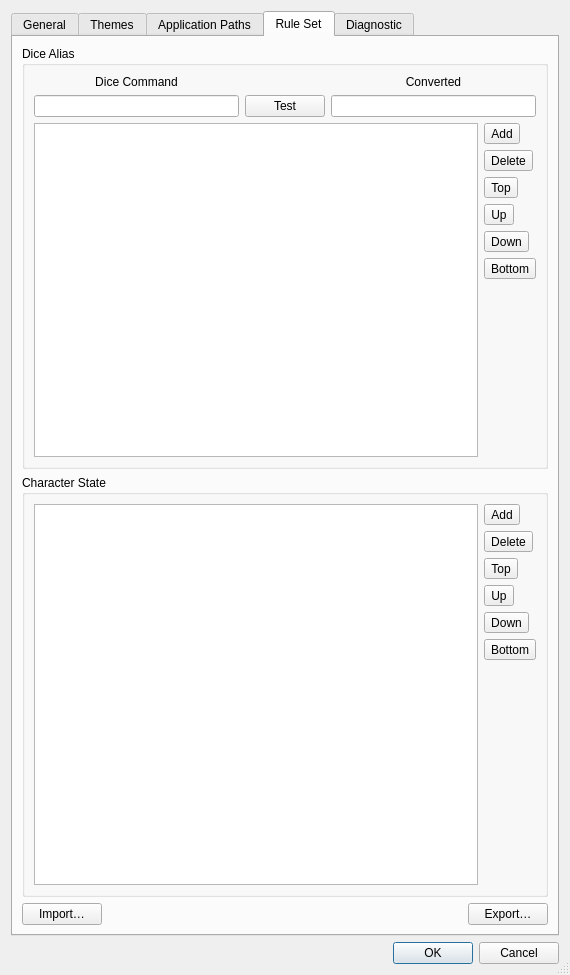
Above: core/src/preferences/preferencesdialogbox.ui from Rolisteam/rolisteam before the change. Below: the same form after it.
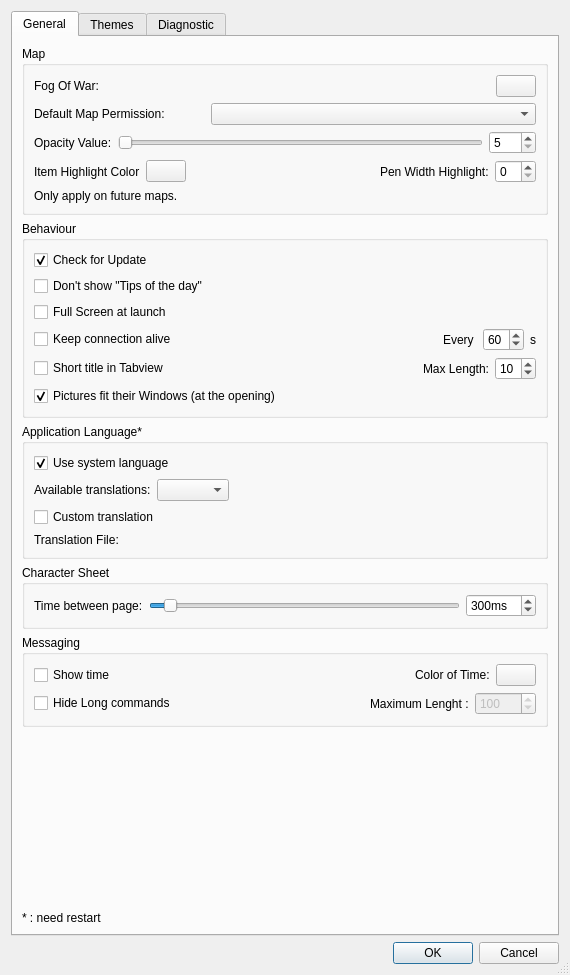
That is the form after the change. The open tabs and pages were chosen to show the change. Icons and pictures are not drawn. Custom widgets are drawn as their Qt base class.

Commit message: [core] update preferences. Remove dice and states

The edit to the form file:
```diff
--- a/core/src/preferences/preferencesdialogbox.ui
+++ b/core/src/preferences/preferencesdialogbox.ui
@@ -859,502 +859,6 @@
        </item>
       </layout>
      </widget>
-     <widget class="QWidget" name="tabWidgetPage3">
-      <attribute name="title">
-       <string>Application Paths</string>
-      </attribute>
-      <layout class="QHBoxLayout" name="horizontalLayout_3">
-       <item>
-        <widget class="QGroupBox" name="groupBox_3">
-         <property name="title">
-          <string>Directories</string>
-         </property>
-         <layout class="QVBoxLayout" name="verticalLayout_19">
-          <item>
-           <layout class="QHBoxLayout" name="horizontalLayout_2" stretch="0,1">
-            <item>
-             <layout class="QVBoxLayout" name="verticalLayout">
-              <item>
-               <widget class="QLabel" name="label_2">
-                <property name="text">
-                 <string>Music Player 1 :</string>
-                </property>
-               </widget>
-              </item>
-              <item>
-               <widget class="QLabel" name="label_3">
-                <property name="text">
-                 <string>Music Player 2 :</string>
-                </property>
-               </widget>
-              </item>
-              <item>
-               <widget class="QLabel" name="label_32">
-                <property name="text">
-                 <string>Music Player 3 :</string>
-                </property>
-               </widget>
-              </item>
-              <item>
-               <widget class="QLabel" name="label_4">
-                <property name="text">
-                 <string>Pictures :</string>
-                </property>
-               </widget>
-              </item>
-              <item>
-               <widget class="QLabel" name="label_5">
-                <property name="text">
-                 <string>Map :</string>
-                </property>
-               </widget>
-              </item>
-              <item>
-               <widget class="QLabel" name="label_6">
-                <property name="text">
-                 <string>Scenarios :</string>
-                </property>
-               </widget>
-              </item>
-              <item>
-               <widget class="QLabel" name="label_7">
-                <property name="text">
-                 <string>Minutes :</string>
-                </property>
-               </widget>
-              </item>
-              <item>
-               <widget class="QLabel" name="label_8">
-                <property name="text">
-                 <string>Chat :</string>
-                </property>
-               </widget>
-              </item>
-              <item>
-               <widget class="QLabel" name="label_22">
-                <property name="text">
-                 <string>Character Sheet:</string>
-                </property>
-               </widget>
-              </item>
-             </layout>
-            </item>
-            <item>
-             <layout class="QVBoxLayout" name="verticalLayout_2">
-              <item>
-               <widget class="FileDirChooser" name="m_musicDirPath" native="true"/>
-              </item>
-              <item>
-               <widget class="FileDirChooser" name="m_musicDirPath2" native="true"/>
-              </item>
-              <item>
-               <widget class="FileDirChooser" name="m_musicDirPath3" native="true"/>
-              </item>
-              <item>
-               <widget class="FileDirChooser" name="m_pictureDir" native="true"/>
-              </item>
-              <item>
-               <widget class="FileDirChooser" name="m_mapDir" native="true"/>
-              </item>
-              <item>
-               <widget class="FileDirChooser" name="m_scenarioDir" native="true"/>
-              </item>
-              <item>
-               <widget class="FileDirChooser" name="m_minuteDir" native="true"/>
-              </item>
-              <item>
-               <widget class="FileDirChooser" name="m_chatDir" native="true"/>
-              </item>
-              <item>
-               <widget class="FileDirChooser" name="m_characterSheetDir" native="true"/>
-              </item>
-             </layout>
-            </item>
-           </layout>
-          </item>
-          <item>
-           <spacer name="verticalSpacer_2">
-            <property name="orientation">
-             <enum>Qt::Vertical</enum>
-            </property>
-            <property name="sizeHint" stdset="0">
-             <size>
-              <width>20</width>
-              <height>314</height>
-             </size>
-            </property>
-           </spacer>
-          </item>
-         </layout>
-        </widget>
-       </item>
-      </layout>
-     </widget>
-     <widget class="QWidget" name="tabWidgetPage4">
-      <attribute name="title">
-       <string>Rule Set</string>
-      </attribute>
-      <layout class="QVBoxLayout" name="verticalLayout_17">
-       <item>
-        <widget class="QGroupBox" name="groupBox_5">
-         <property name="title">
-          <string>Dice Alias</string>
-         </property>
-         <layout class="QVBoxLayout" name="verticalLayout_13">
-          <item>
-           <layout class="QHBoxLayout" name="horizontalLayout_10" stretch="1,0,1">
-            <item>
-             <layout class="QVBoxLayout" name="verticalLayout_10">
-              <item>
-               <widget class="QLabel" name="label_15">
-                <property name="text">
-                 <string>Dice Command</string>
-                </property>
-                <property name="alignment">
-                 <set>Qt::AlignCenter</set>
-                </property>
-               </widget>
-              </item>
-              <item>
-               <widget class="QLineEdit" name="m_cmdDiceEdit"/>
-              </item>
-             </layout>
-            </item>
-            <item>
-             <layout class="QVBoxLayout" name="verticalLayout_11">
-              <item>
-               <spacer name="horizontalSpacer_3">
-                <property name="orientation">
-                 <enum>Qt::Horizontal</enum>
-                </property>
-                <property name="sizeHint" stdset="0">
-                 <size>
-                  <width>40</width>
-                  <height>20</height>
-                 </size>
-                </property>
-               </spacer>
-              </item>
-              <item>
-               <widget class="QPushButton" name="m_testPushButton">
-                <property name="text">
-                 <string>Test</string>
-                </property>
-               </widget>
-              </item>
-             </layout>
-            </item>
-            <item>
-             <layout class="QVBoxLayout" name="verticalLayout_12">
-              <item>
-               <widget class="QLabel" name="label_16">
-                <property name="text">
-                 <string>Converted</string>
-                </property>
-                <property name="alignment">
-                 <set>Qt::AlignCenter</set>
-                </property>
-               </widget>
-              </item>
-              <item>
-               <widget class="QLineEdit" name="m_convertedCmdEdit"/>
-              </item>
-             </layout>
-            </item>
-           </layout>
-          </item>
-          <item>
-           <layout class="QHBoxLayout" name="horizontalLayout_11">
-            <item>
-             <widget class="QTableView" name="m_tableViewAlias">
-              <property name="editTriggers">
-               <set>QAbstractItemView::AllEditTriggers</set>
-              </property>
-              <property name="dragEnabled">
-               <bool>true</bool>
-              </property>
-              <property name="dragDropMode">
-               <enum>QAbstractItemView::DragDrop</enum>
-              </property>
-              <property name="alternatingRowColors">
-               <bool>true</bool>
-              </property>
-              <property name="selectionBehavior">
-               <enum>QAbstractItemView::SelectRows</enum>
-              </property>
-              <property name="sortingEnabled">
-               <bool>false</bool>
-              </property>
-              <attribute name="horizontalHeaderStretchLastSection">
-               <bool>false</bool>
-              </attribute>
-              <attribute name="verticalHeaderVisible">
-               <bool>false</bool>
-              </attribute>
-             </widget>
-            </item>
-            <item>
-             <layout class="QVBoxLayout" name="verticalLayout_9">
-              <item>
-               <widget class="QToolButton" name="m_addDiceAliasAct">
-                <property name="toolTip">
-                 <string>Add</string>
-                </property>
-                <property name="text">
-                 <string>Add</string>
-                </property>
-                <property name="icon">
-                 <iconset>
-                  <normaloff>:/resources/images/add_round.png</normaloff>:/resources/images/add_round.png</iconset>
-                </property>
-               </widget>
-              </item>
-              <item>
-               <widget class="QToolButton" name="m_delDiceAliasAct">
-                <property name="toolTip">
-                 <string>Delete</string>
-                </property>
-                <property name="text">
-                 <string>Delete</string>
-                </property>
-                <property name="icon">
-                 <iconset>
-                  <normaloff>:/resources/images/delete.png</normaloff>:/resources/images/delete.png</iconset>
-                </property>
-               </widget>
-              </item>
-              <item>
-               <widget class="QToolButton" name="m_topDiceAliasAct">
-                <property name="toolTip">
-                 <string>Top</string>
-                </property>
-                <property name="text">
-                 <string>Top</string>
-                </property>
-                <property name="icon">
-                 <iconset>
-                  <normaloff>:/resources/images/go-top.png</normaloff>:/resources/images/go-top.png</iconset>
-                </property>
-               </widget>
-              </item>
-              <item>
-               <widget class="QToolButton" name="m_upDiceAliasAct">
-                <property name="toolTip">
-                 <string>Up</string>
-                </property>
-                <property name="text">
-                 <string>Up</string>
-                </property>
-                <property name="icon">
-                 <iconset>
-                  <normaloff>:/resources/images/go-up.png</normaloff>:/resources/images/go-up.png</iconset>
-                </property>
-               </widget>
-              </item>
-              <item>
-               <widget class="QToolButton" name="m_downDiceAliasAct">
-                <property name="toolTip">
-                 <string>Down</string>
-                </property>
-                <property name="text">
-                 <string>Down</string>
-                </property>
-                <property name="icon">
-                 <iconset>
-                  <normaloff>:/resources/images/go-down.png</normaloff>:/resources/images/go-down.png</iconset>
-                </property>
-               </widget>
-              </item>
-              <item>
-               <widget class="QToolButton" name="m_bottomDiceAliasAct">
-                <property name="toolTip">
-                 <string>Bottom</string>
-                </property>
-                <property name="text">
-                 <string>Bottom</string>
-                </property>
-                <property name="icon">
-                 <iconset>
-                  <normaloff>:/resources/images/go-bottom.png</normaloff>:/resources/images/go-bottom.png</iconset>
-                </property>
-               </widget>
-              </item>
-              <item>
-               <spacer name="verticalSpacer">
-                <property name="orientation">
-                 <enum>Qt::Vertical</enum>
-                </property>
-                <property name="sizeHint" stdset="0">
-                 <size>
-                  <width>20</width>
-                  <height>40</height>
-                 </size>
-                </property>
-               </spacer>
-              </item>
-             </layout>
-            </item>
-           </layout>
-          </item>
-         </layout>
-        </widget>
-       </item>
-       <item>
-        <widget class="QGroupBox" name="groupBox_4">
-         <property name="title">
-          <string>Character State</string>
-         </property>
-         <layout class="QHBoxLayout" name="horizontalLayout">
-          <item>
-           <widget class="QTableView" name="m_stateView">
-            <attribute name="horizontalHeaderStretchLastSection">
-             <bool>true</bool>
-            </attribute>
-           </widget>
-          </item>
-          <item>
-           <layout class="QVBoxLayout" name="verticalLayout_3">
-            <item>
-             <widget class="QToolButton" name="m_addCharacterStateAct">
-              <property name="toolTip">
-               <string>Add</string>
-              </property>
-              <property name="text">
-               <string>Add</string>
-              </property>
-              <property name="icon">
-               <iconset>
-                <normaloff>:/resources/images/add_round.png</normaloff>:/resources/images/add_round.png</iconset>
-              </property>
-             </widget>
-            </item>
-            <item>
-             <widget class="QToolButton" name="m_delCharceterStateAct">
-              <property name="toolTip">
-               <string>Delete</string>
-              </property>
-              <property name="text">
-               <string>Delete</string>
-              </property>
-              <property name="icon">
-               <iconset>
-                <normaloff>:/resources/images/delete.png</normaloff>:/resources/images/delete.png</iconset>
-              </property>
-             </widget>
-            </item>
-            <item>
-             <widget class="QToolButton" name="m_topCharacterStateAct">
-              <property name="toolTip">
-               <string>Top</string>
-              </property>
-              <property name="text">
-               <string>Top</string>
-              </property>
-              <property name="icon">
-               <iconset>
-                <normaloff>:/resources/images/go-top.png</normaloff>:/resources/images/go-top.png</iconset>
-              </property>
-             </widget>
-            </item>
-            <item>
-             <widget class="QToolButton" name="m_upCharacterStateAct">
-              <property name="toolTip">
-               <string>Up</string>
-              </property>
-              <property name="text">
-               <string>Up</string>
-              </property>
-              <property name="icon">
-               <iconset>
-                <normaloff>:/resources/images/go-up.png</normaloff>:/resources/images/go-up.png</iconset>
-              </property>
-             </widget>
-            </item>
-            <item>
-             <widget class="QToolButton" name="m_downCharacterStateAct">
-              <property name="toolTip">
-               <string>Down</string>
-              </property>
-              <property name="text">
-               <string>Down</string>
-              </property>
-              <property name="icon">
-               <iconset>
-                <normaloff>:/resources/images/go-down.png</normaloff>:/resources/images/go-down.png</iconset>
-              </property>
-             </widget>
-            </item>
-            <item>
-             <widget class="QToolButton" name="m_bottomCharacterStateAct">
-              <property name="toolTip">
-               <string>Bottom</string>
-              </property>
-              <property name="text">
-               <string>Bottom</string>
-              </property>
-              <property name="icon">
-               <iconset>
-                <normaloff>:/resources/images/go-bottom.png</normaloff>:/resources/images/go-bottom.png</iconset>
-              </property>
-             </widget>
-            </item>
-            <item>
-             <spacer name="verticalSpacer_4">
-              <property name="orientation">
-               <enum>Qt::Vertical</enum>
-              </property>
-              <property name="sizeHint" stdset="0">
-               <size>
-                <width>20</width>
-                <height>40</height>
-               </size>
-              </property>
-             </spacer>
-            </item>
-           </layout>
-          </item>
-         </layout>
-        </widget>
-       </item>
-       <item>
-        <layout class="QHBoxLayout" name="horizontalLayout_31">
-         <item>
-          <widget class="QPushButton" name="m_importDiceBtn">
-           <property name="toolTip">
-            <string>Import DiceAlias and States</string>
-           </property>
-           <property name="text">
-            <string>Import…</string>
-           </property>
-          </widget>
-         </item>
-         <item>
-          <spacer name="horizontalSpacer_14">
-           <property name="orientation">
-            <enum>Qt::Horizontal</enum>
-           </property>
-           <property name="sizeHint" stdset="0">
-            <size>
-             <width>40</width>
-             <height>20</height>
-            </size>
-           </property>
-          </spacer>
-         </item>
-         <item>
-          <widget class="QPushButton" name="m_exportDiceBtn">
-           <property name="toolTip">
-            <string>Export DiceAliases and States</string>
-           </property>
-           <property name="text">
-            <string>Export…</string>
-           </property>
-          </widget>
-         </item>
-        </layout>
-       </item>
-      </layout>
-     </widget>
      <widget class="QWidget" name="tabWidgetPage5">
       <attribute name="title">
        <string>Diagnostic</string>
```
Left out of the diff: 32 changed lines with no effect on the pictures. The commit also changes 4 other files.
